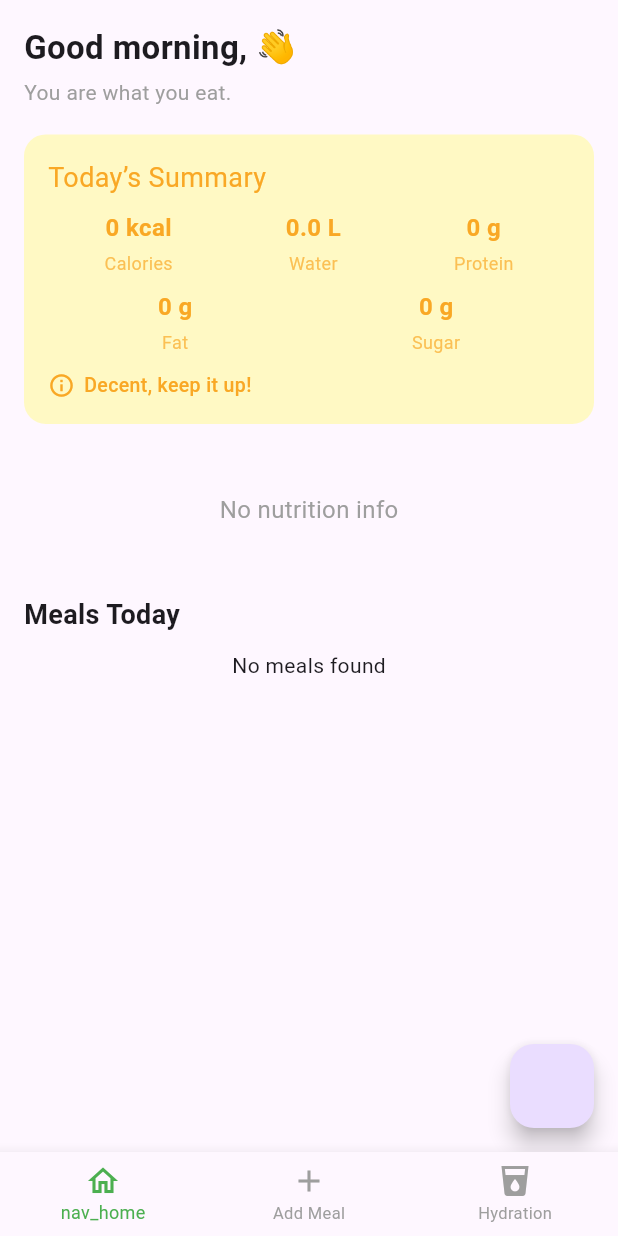
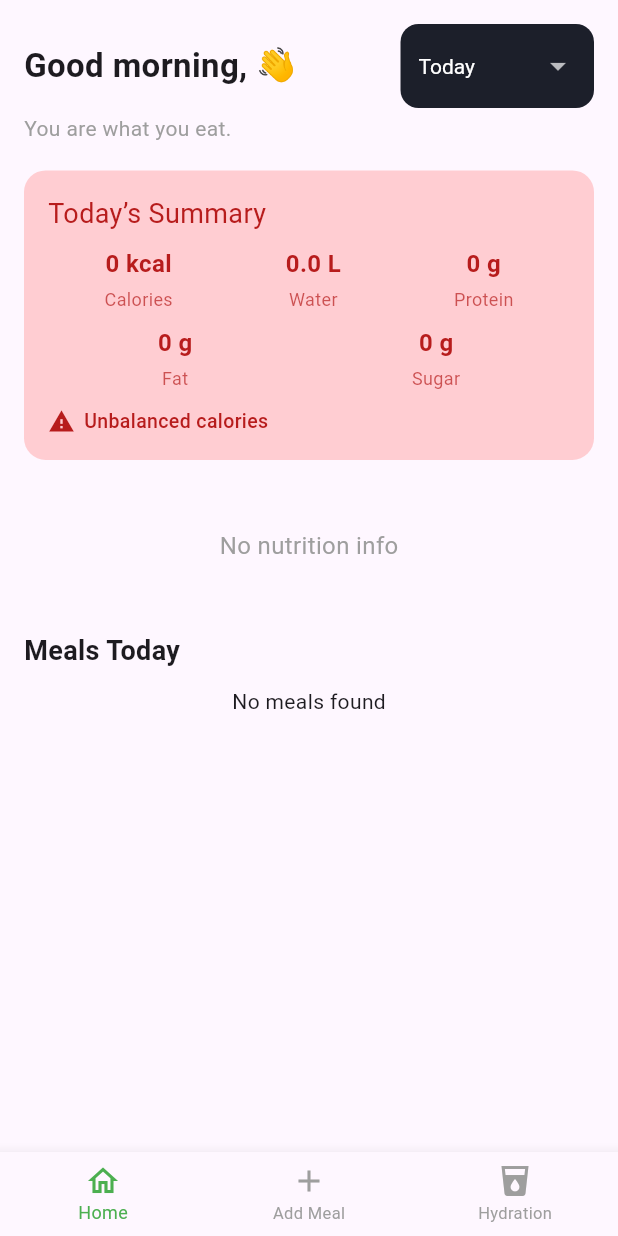
Before and after one commit to BilolShakur/deula, a Flutter app: the screen it shows after launch, on a phone screen of 412 x 824 dp. Run offline on Flutter 3.47's test engine with Material 3 defaults, Android fonts, the phone set to English and light mode, and no system bars; our stand-ins replace bloc, easy_localization, fl_chart, flutter_bloc, flutter_screenutil, get_it and 2 more; accounts and stored records are empty.

Commit message:
finished ? i dont even now when it will be finished i dont even know hwhat does finsished mean

```diff
--- a/assets/translations/en.json
+++ b/assets/translations/en.json
@@ -42,6 +42,8 @@
     "100": "100 ml",
     "250": "250 ml",
     "500": "500 ml"
-  }
+  },
+  "meal_added_success": "Meal added successfully!",
+  "nav_home": "Home"
 
 }
--- a/assets/translations/ru.json
+++ b/assets/translations/ru.json
@@ -42,7 +42,10 @@
     "100": "100 мл",
     "250": "250 мл",
     "500": "500 мл"
-      }
+      },
+        "meal_added_success": "Приём пищи успешно добавлен!",
+        "nav_home": "Главная"
+
 
 
 
--- a/assets/translations/uz.json
+++ b/assets/translations/uz.json
@@ -42,6 +42,8 @@
     "100": "100 ml",
     "250": "250 ml",
     "500": "500 ml"
-  }
+  },
+  "meal_added_success": " muvaffaqiyatli qo‘shildi!",
+  "nav_home": "Bosh sahifa"
 
 }
--- a/lib/core/di/service_locator.dart
+++ b/lib/core/di/service_locator.dart
@@ -5,7 +5,7 @@ import 'package:get_it/get_it.dart';
 final sl = GetIt.instance;
 
 Future<void> setupLocator() async {
-  // Register repositories
+
   sl.registerLazySingleton<MealRepository>(() => MealRepository());
 
   sl.registerLazySingleton<WaterRepository>(() => WaterRepository());
--- a/lib/feautures/home/data/meal_reposotory.dart
+++ b/lib/feautures/home/data/meal_reposotory.dart
@@ -6,6 +6,10 @@ class MealRepository {
   Future<List<MealData>> fetchMeals() async {
     final data = await DBHelper.getMeals();
     return data.map((e) => MealData.fromMap(e)).toList();
+  }
+
+  Future<List<Map<String, dynamic>>> fetchMealsBetween(DateTime start, DateTime end) {
+    return DBHelper.getMealsBetween(start, end);
   }
 
   // Today's meals
--- a/lib/feautures/home/presentation/screens/bloc/meal_event.dart
+++ b/lib/feautures/home/presentation/screens/bloc/meal_event.dart
@@ -10,3 +10,10 @@ class AddMeal extends MealEvent {
 
   AddMeal(this.meal);
 }
+
+class FilterMealsByDate extends MealEvent {
+  final DateTime start;
+  final DateTime end;
+
+  FilterMealsByDate(this.start, this.end);
+}
--- a/lib/feautures/home/presentation/screens/home_screen.dart
+++ b/lib/feautures/home/presentation/screens/home_screen.dart
@@ -1,7 +1,6 @@
 import 'package:deula/core/di/service_locator.dart';
-import 'package:deula/dev_widgets.dart';
+import 'package:deula/feautures/home/presentation/screens/bloc/meal_bloc.dart';
 
-import 'package:deula/feautures/home/presentation/screens/bloc/meal_bloc.dart';
 import 'package:deula/feautures/home/presentation/widgets/daily_chart.dart';
 import 'package:deula/feautures/home/presentation/widgets/meal_card.dart';
 import 'package:deula/feautures/home/presentation/widgets/sumary_container.dart';
@@ -12,6 +11,7 @@ import 'package:flutter/material.dart';
 import 'package:flutter_bloc/flutter_bloc.dart';
 import 'package:flutter_screenutil/flutter_screenutil.dart';
 import 'package:easy_localization/easy_localization.dart';
+import 'package:intl/intl.dart';
 
 class HomeScreen extends StatefulWidget {
   const HomeScreen({super.key});
@@ -21,21 +21,79 @@ class HomeScreen extends StatefulWidget {
 }
 
 class HomeScreenContentState extends State<HomeScreen> {
+  String selectedFilter = 'Today';
+  final List<String> filters = [
+    'Today',
+    'Yesterday',
+    'This Week',
+    'This Month',
+    'Custom Date',
+  ];
+
   @override
   void initState() {
     super.initState();
     context.read<MealBloc>().add(MealInitialEvent());
     context.read<WaterBloc>().add(InitWaterEvent());
+    _applyFilter(selectedFilter);
+  }
+
+  void _applyFilter(String value) async {
+    final now = DateTime.now();
+    DateTime start;
+    DateTime end;
+
+    switch (value) {
+      case 'Today':
+        start = DateTime(now.year, now.month, now.day);
+        end = now;
+        break;
+      case 'Yesterday':
+        final yesterday = now.subtract(const Duration(days: 1));
+        start = DateTime(yesterday.year, yesterday.month, yesterday.day);
+        end = DateTime(
+          yesterday.year,
+          yesterday.month,
+          yesterday.day,
+          23,
+          59,
+          59,
+        );
+        break;
+      case 'This Week':
+        start = now.subtract(Duration(days: now.weekday - 1));
+        end = now;
+        break;
+      case 'This Month':
+        start = DateTime(now.year, now.month, 1);
+        end = now;
+        break;
+      case 'Custom Date':
+        final picked = await showDatePicker(
+          context: context,
+          initialDate: now,
+          firstDate: DateTime(2023),
+          lastDate: now,
+        );
+        if (picked == null) return;
+        selectedFilter = DateFormat('yyyy-MM-dd').format(picked);
+        start = DateTime(picked.year, picked.month, picked.day);
+        end = DateTime(picked.year, picked.month, picked.day, 23, 59, 59);
+        break;
+      default:
+        return;
+    }
+
+    setState(() {
+      selectedFilter = value;
+    });
+    context.read<MealBloc>().add(FilterMealsByDate(start, end));
+    context.read<WaterBloc>().add(getWatersByDate(start: start, end: end));
   }
 
   @override
   Widget build(BuildContext context) {
     return Scaffold(
-      floatingActionButton: FloatingActionButton(
-        onPressed: () {
-          DevWidgets.deleteDatabaseFile();
-        },
-      ),
       body: SafeArea(
         child: Padding(
           padding: EdgeInsets.all(16.w),
@@ -68,12 +126,58 @@ class HomeScreenContentState extends State<HomeScreen> {
                   child: Column(
                     crossAxisAlignment: CrossAxisAlignment.start,
                     children: [
+                      Row(
+                        children: [
                           Text(
                             tr("greeting", namedArgs: {"name": "Bilol"}),
                             style: TextStyle(
                               fontSize: 22.sp,
                               fontWeight: FontWeight.bold,
                             ),
+                          ),
+                          const Spacer(),
+                          DropdownButtonHideUnderline(
+                            child: Container(
+                              padding: const EdgeInsets.symmetric(
+                                horizontal: 12,
+                                vertical: 4,
+                              ),
+                              decoration: BoxDecoration(
+                                color: const Color(0xFF1C1F2A),
+                                borderRadius: BorderRadius.circular(12),
+                              ),
+                              child: DropdownButton<String>(
+                                value: filters.contains(selectedFilter)
+                                    ? selectedFilter
+                                    : 'Custom Date',
+                                dropdownColor: const Color(0xFF1C1F2A),
+                                icon: const Icon(
+                                  Icons.arrow_drop_down,
+                                  color: Colors.white70,
+                                ),
+                                style: const TextStyle(color: Colors.white),
+                                onChanged: (value) {
+                                  if (value != null) {
+                                    _applyFilter(value);
+                                  }
+                                },
+                                items: filters
+                                    .map(
+                                      (label) => DropdownMenuItem<String>(
+                                        value: label,
+                                        child: Text(
+                                          label,
+                                          style: const TextStyle(
+                                            color: Colors.white,
+                                          ),
+                                        ),
+                                      ),
+                                    )
+                                    .toList(),
+                              ),
+                            ),
+                          ),
+                        ],
                       ),
                       SizedBox(height: 4.h),
                       Text(
@@ -85,7 +189,8 @@ class HomeScreenContentState extends State<HomeScreen> {
                         builder: (context, state) {
                           return SummaryCard(
                             calories: "${totalCalories.toInt()} kcal",
-                            water: '${state.currentAmount / 1000} L',
+                            water:
+                                '${(state.currentAmount / 1000).toStringAsFixed(1)} L',
                             protein: "${totalProtein.toInt()} g",
                             fat: "${totalFat.toInt()} g",
                             sugar: "${totalSugar.toInt()} g",
@@ -117,7 +222,7 @@ class HomeScreenContentState extends State<HomeScreen> {
                 return Center(child: Text(state.message));
               }
 
-              return const SizedBox.shrink(); // default fallback
+              return const SizedBox.shrink();
             },
           ),
         ),
--- a/lib/feautures/home/presentation/widgets/sumary_container.dart
+++ b/lib/feautures/home/presentation/widgets/sumary_container.dart
@@ -31,10 +31,12 @@ class SummaryCard extends StatelessWidget {
     bool waterDanger = false;
 
     // 🔥 Calories
-    if (cal < 1200 || cal > 2800) {
-      score += 1;
+    if (cal < 700 || cal > 3500) {
+      score += 5;
+    } else if (cal >= 1200 && cal <= 2800) {
+      score += 2;
     } else if (cal >= 1500 && cal <= 2500) {
-      score -= 1;
+      score -= 4;
     }
 
     // 💧 Water
@@ -53,6 +55,10 @@ class SummaryCard extends StatelessWidget {
     // 🍗 Protein
     if (prot < 35) {
       score += 1;
+    } else if (prot >= 100) {
+      score -= 3;
+    } else if (prot >= 700) {
+      score -= 2;
     } else if (prot >= 50) {
       score -= 1;
     }
@@ -71,7 +77,9 @@ class SummaryCard extends StatelessWidget {
     }
 
     // 🍬 Sugar
-    if (sugarVal > 40) {
+    if (sugarVal > 60) {
+      score += 4;
+    } else if (sugarVal > 50) {
       score += 3;
     } else if (sugarVal > 30) {
       score += 2;
@@ -79,6 +87,8 @@ class SummaryCard extends StatelessWidget {
       score += 1;
     } else if (sugarVal < 10) {
       score -= 1;
+    } else if (sugarVal > 5) {
+      score -= 2;
     }
 
     // ☠️ Danger check
--- a/lib/feautures/water/presentation/bloc/water_event.dart
+++ b/lib/feautures/water/presentation/bloc/water_event.dart
@@ -10,3 +10,11 @@ class AddWater extends WaterEvent {
 class ResetWaterEvent extends WaterEvent {}
 
 class InitWaterEvent extends WaterEvent {}
+
+class getWatersByDate extends WaterEvent {
+  final DateTime start;
+  final DateTime end;
+  getWatersByDate({required this.start, required this.end});
+}
+
+class GetWaterToday extends WaterEvent {}
```
Also changed, not shown: lib/data/sql/dp_helper.dart (+12 -0 lines), lib/data/sql/dp_helper_water.dart (+11 -0 lines), lib/dev_widgets.dart (deleted, +0 -10 lines), lib/feautures/home/presentation/screens/bloc/meal_bloc.dart (+19 -2 lines), lib/feautures/water/data/reposotory/water_reposotory.dart (+9 -9 lines), lib/feautures/water/presentation/bloc/water_bloc.dart (+18 -0 lines), lib/feautures/water/presentation/water_screen.dart (+11 -2 lines), 1 other file. Lines whose indentation alone changed are shown as unchanged.
